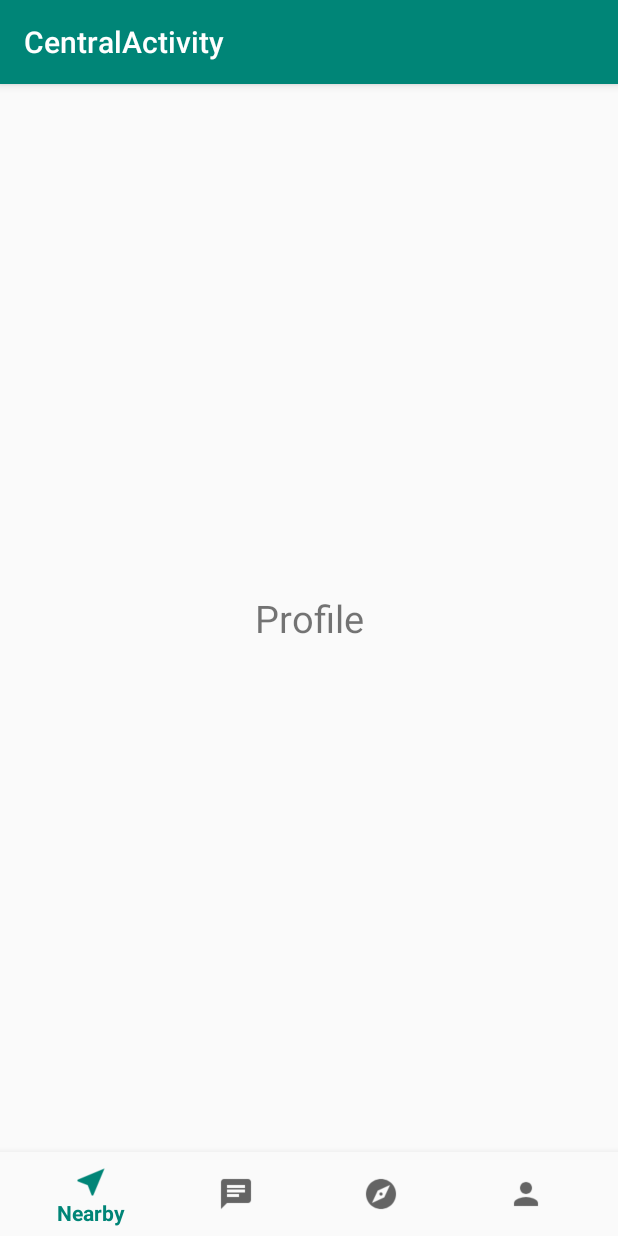
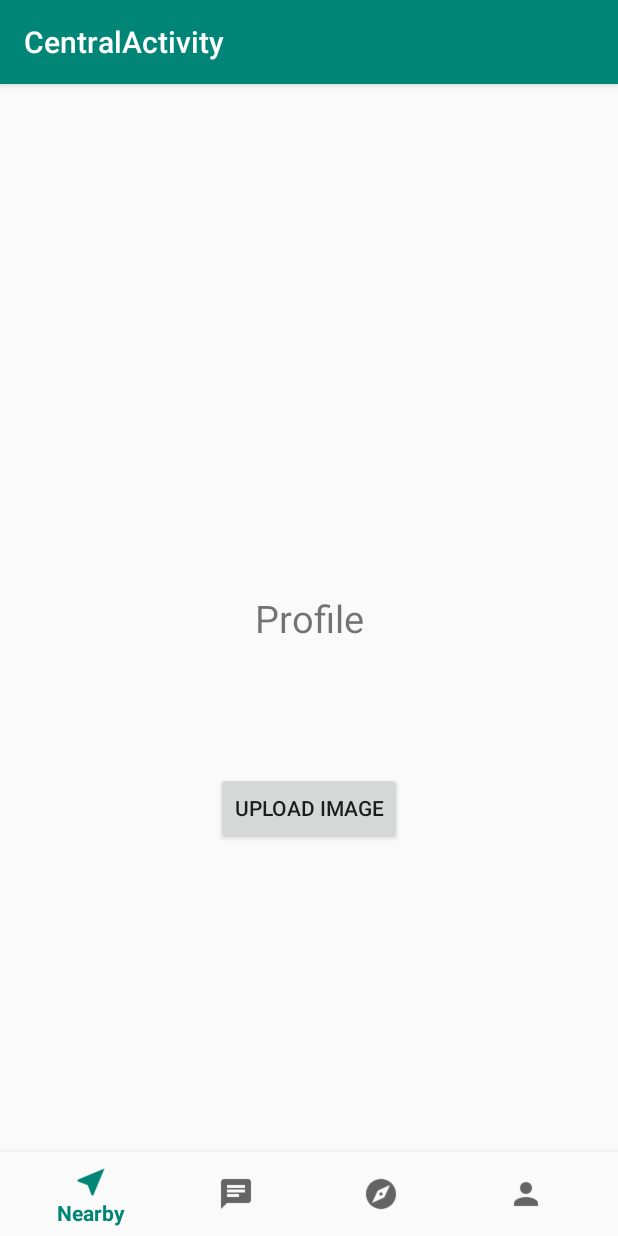
Before and after one commit to awesomesince96/Mozo, an Android app: the fragment Profile_Fragment placed in its activity, on a phone screen of 412 x 824 dp. Run offline under Robolectric (Android 15) with nearby library versions, the phone set to English and light mode, and no system bars.

Commit message:
Basic working version

```diff
--- a/app/src/main/AndroidManifest.xml
+++ b/app/src/main/AndroidManifest.xml
@@ -20,21 +20,21 @@
         android:theme="@style/AppTheme"
         android:usesCleartextTraffic="true">
         <activity android:name=".APIActivity">
+        </activity>
+        <activity android:name=".CentralActivity"
+            android:label="@string/title_activity_central">
+        </activity>
+        <activity android:name=".AuthActivity" />
+        <activity
+            android:name=".LoginActivity"
+            android:label="@string/title_activity_login" />
+        <activity android:name=".SplashActivity">
             <intent-filter>
                 <action android:name="android.intent.action.MAIN" />
 
                 <category android:name="android.intent.category.LAUNCHER" />
             </intent-filter>
         </activity>
-        <activity
-            android:name=".CentralActivity"
-            android:label="@string/title_activity_central" />
-        <activity android:name=".AuthActivity" />
-        <activity
-            android:name=".LoginActivity"
-            android:label="@string/title_activity_login" />
-        <activity android:name=".SplashActivity">
-        </activity>
         <activity android:name=".MainActivity" />
     </application>
 
--- a/app/src/main/java/com/example/mozo/Profile_Fragment.java
+++ b/app/src/main/java/com/example/mozo/Profile_Fragment.java
@@ -1,18 +1,84 @@
 package com.example.mozo;
 
+import android.app.Activity;
+import android.content.Intent;
+import android.database.Cursor;
+import android.net.Uri;
 import android.os.Bundle;
+import android.provider.MediaStore;
 import android.support.annotation.NonNull;
 import android.support.annotation.Nullable;
+import android.support.design.widget.BottomNavigationView;
 import android.support.v4.app.Fragment;
 import android.view.LayoutInflater;
 import android.view.View;
 import android.view.ViewGroup;
+import android.widget.Button;
 
-public class Profile_Fragment extends Fragment {
+import java.io.FileNotFoundException;
+
+public class Profile_Fragment extends Fragment implements View.OnClickListener {
+
+    private Button uploadImage;
+    View view;
 
     @Nullable
     @Override
     public View onCreateView(@NonNull LayoutInflater inflater, @Nullable ViewGroup container, @Nullable Bundle savedInstanceState) {
-        return inflater.inflate(R.layout.profile_fragment, null);
+        view = inflater.inflate(R.layout.profile_fragment, null);
+        uploadImage = (Button) view.findViewById(R.id.uploadImageButton);
+        uploadImage.setOnClickListener(this);
+        return view;
     }
+
+    @Override
+    public void onClick(View v) {
+        switch (v.getId()){
+            case R.id.uploadImageButton:
+                Intent photoPickerIntent = new Intent(Intent.ACTION_PICK);
+                photoPickerIntent.setType("image/*");
+                startActivityForResult(photoPickerIntent, 1);
+                break;
+        }
+    }
+
+    @Override
+    public void startActivityForResult(Intent intent, int requestCode) {
+        super.startActivityForResult(intent, requestCode);
+    }
+
+    /*@Override
+    public void onActivityResult(int requestCode, int resultCode, Intent data) {
+        super.onActivityResult(requestCode, resultCode, data);
+        if (requestCode == 1)
+            if (resultCode == Activity.RESULT_OK) {
+                Uri selectedImage = data.getData();
+
+                String filePath = getPath(selectedImage);
+                String file_extn = filePath.substring(filePath.lastIndexOf(".") + 1);
+                image_name_tv.setText(filePath);
+
+                try {
+                    if (file_extn.equals("img") || file_extn.equals("jpg") || file_extn.equals("jpeg") || file_extn.equals("gif") || file_extn.equals("png")) {
+                        //FINE
+                    } else {
+                        //NOT IN REQUIRED FORMAT
+                    }
+                } catch (FileNotFoundException e) {
+                    // TODO Auto-generated catch block
+                    e.printStackTrace();
+                }
+            }
+    }
+
+    public String getPath(Uri uri) {
+        String[] projection = {MediaStore.MediaColumns.DATA};
+        Cursor cursor = managedQuery(uri, projection, null, null, null);
+        column_index = cursor
+                .getColumnIndexOrThrow(MediaColumns.DATA);
+        cursor.moveToFirst();
+        imagePath = cursor.getString(column_index);
+
+        return cursor.getString(column_index);
+    }*/
 }
--- a/app/src/main/res/layout/profile_fragment.xml
+++ b/app/src/main/res/layout/profile_fragment.xml
@@ -1,13 +1,33 @@
 <?xml version="1.0" encoding="utf-8"?>
 <android.support.constraint.ConstraintLayout
-    xmlns:android="http://schemas.android.com/apk/res/android" android:layout_width="match_parent"
+    xmlns:android="http://schemas.android.com/apk/res/android"
+    xmlns:app="http://schemas.android.com/apk/res-auto"
+    xmlns:tools="http://schemas.android.com/tools"
+    android:layout_width="match_parent"
     android:layout_height="match_parent">
 
     <TextView
+        android:id="@+id/textView3"
         android:layout_width="match_parent"
         android:layout_height="match_parent"
         android:gravity="center"
         android:text="Profile"
-        android:textSize="25dp"/>
+        android:textSize="25dp"
+        tools:layout_editor_absoluteX="0dp"
+        tools:layout_editor_absoluteY="0dp" />
+
+    <Button
+        android:id="@+id/uploadImageButton"
+        android:layout_width="wrap_content"
+        android:layout_height="wrap_content"
+        android:layout_marginStart="8dp"
+        android:layout_marginEnd="8dp"
+        android:layout_marginBottom="8dp"
+        android:text="Upload Image"
+        app:layout_constraintBottom_toBottomOf="@+id/textView3"
+        app:layout_constraintEnd_toEndOf="parent"
+        app:layout_constraintStart_toStartOf="parent"
+        app:layout_constraintTop_toTopOf="@+id/textView3"
+        app:layout_constraintVertical_bias="0.699" />
 
 </android.support.constraint.ConstraintLayout>
```
Also changed, not shown: 1 other file.
